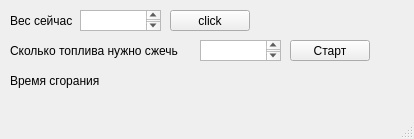
Old version of the form mainwindow.ui in the repository BuldyginPS/Scales.
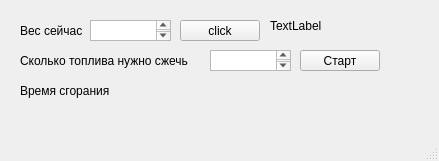
New version of the form.

```diff
--- a/mainwindow.ui
+++ b/mainwindow.ui
@@ -6,32 +6,42 @@
    <rect>
     <x>0</x>
     <y>0</y>
-    <width>414</width>
-    <height>139</height>
+    <width>439</width>
+    <height>161</height>
    </rect>
   </property>
   <property name="windowTitle">
    <string>MainWindow</string>
   </property>
   <widget class="QWidget" name="centralwidget">
-   <widget class="QPushButton" name="startButton">
+   <widget class="QTextEdit" name="textEdit_2">
     <property name="geometry">
      <rect>
-      <x>290</x>
-      <y>40</y>
-      <width>80</width>
+      <x>210</x>
+      <y>50</y>
+      <width>81</width>
+      <height>21</height>
+     </rect>
+    </property>
+   </widget>
+   <widget class="QLabel" name="label_3">
+    <property name="geometry">
+     <rect>
+      <x>120</x>
+      <y>80</y>
+      <width>91</width>
       <height>21</height>
      </rect>
     </property>
     <property name="text">
-     <string>Старт</string>
+     <string/>
     </property>
    </widget>
    <widget class="QLabel" name="label">
     <property name="geometry">
      <rect>
-      <x>10</x>
-      <y>40</y>
+      <x>20</x>
+      <y>50</y>
       <width>181</width>
       <height>21</height>
      </rect>
@@ -40,34 +50,11 @@
      <string>Сколько топлива нужно сжечь</string>
     </property>
    </widget>
-   <widget class="QLabel" name="label_2">
+   <widget class="QPushButton" name="weghtNowBtn">
     <property name="geometry">
      <rect>
-      <x>10</x>
-      <y>10</y>
-      <width>71</width>
-      <height>21</height>
-     </rect>
-    </property>
-    <property name="text">
-     <string>Вес сейчас</string>
-    </property>
-   </widget>
-   <widget class="QTextEdit" name="textEdit">
-    <property name="geometry">
-     <rect>
-      <x>80</x>
-      <y>10</y>
-      <width>81</width>
-      <height>21</height>
-     </rect>
-    </property>
-   </widget>
-   <widget class="QPushButton" name="startButton_2">
-    <property name="geometry">
-     <rect>
-      <x>170</x>
-      <y>10</y>
+      <x>180</x>
+      <y>20</y>
       <width>80</width>
       <height>21</height>
      </rect>
@@ -76,34 +63,21 @@
      <string>click</string>
     </property>
    </widget>
-   <widget class="QTextEdit" name="textEdit_2">
+   <widget class="QTextEdit" name="textEdit">
     <property name="geometry">
      <rect>
-      <x>200</x>
-      <y>40</y>
+      <x>90</x>
+      <y>20</y>
       <width>81</width>
       <height>21</height>
      </rect>
     </property>
    </widget>
-   <widget class="QLabel" name="label_3">
-    <property name="geometry">
-     <rect>
-      <x>110</x>
-      <y>70</y>
-      <width>91</width>
-      <height>21</height>
-     </rect>
-    </property>
-    <property name="text">
-     <string/>
-    </property>
-   </widget>
    <widget class="QLabel" name="label_4">
     <property name="geometry">
      <rect>
-      <x>10</x>
-      <y>70</y>
+      <x>20</x>
+      <y>80</y>
       <width>91</width>
       <height>21</height>
      </rect>
@@ -112,13 +86,52 @@
      <string>Время сгорания</string>
     </property>
    </widget>
+   <widget class="QPushButton" name="startButton">
+    <property name="geometry">
+     <rect>
+      <x>300</x>
+      <y>50</y>
+      <width>80</width>
+      <height>21</height>
+     </rect>
+    </property>
+    <property name="text">
+     <string>Старт</string>
+    </property>
+   </widget>
+   <widget class="QLabel" name="label_2">
+    <property name="geometry">
+     <rect>
+      <x>20</x>
+      <y>20</y>
+      <width>71</width>
+      <height>21</height>
+     </rect>
+    </property>
+    <property name="text">
+     <string>Вес сейчас</string>
+    </property>
+   </widget>
+   <widget class="QLabel" name="label_5">
+    <property name="geometry">
+     <rect>
+      <x>270</x>
+      <y>10</y>
+      <width>91</width>
+      <height>31</height>
+     </rect>
+    </property>
+    <property name="text">
+     <string>TextLabel</string>
+    </property>
+   </widget>
   </widget>
   <widget class="QMenuBar" name="menubar">
    <property name="geometry">
     <rect>
      <x>0</x>
      <y>0</y>
-     <width>414</width>
+     <width>439</width>
      <height>21</height>
     </rect>
    </property>
```
